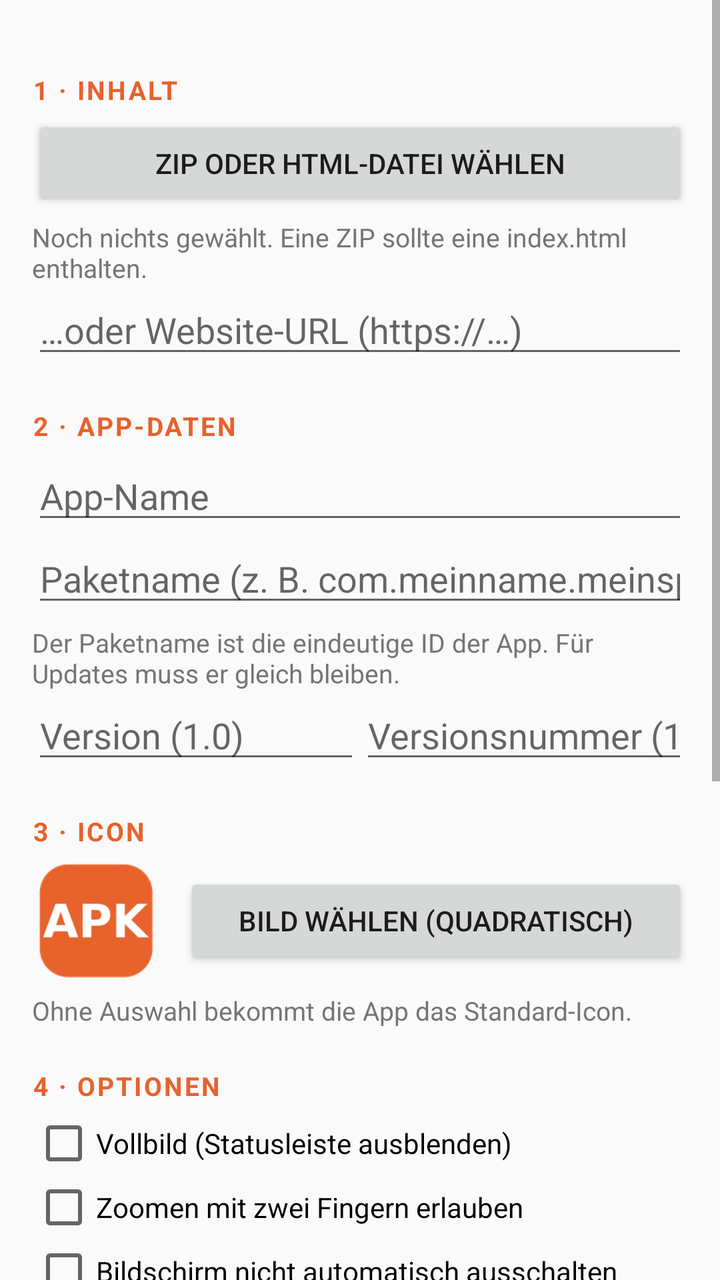
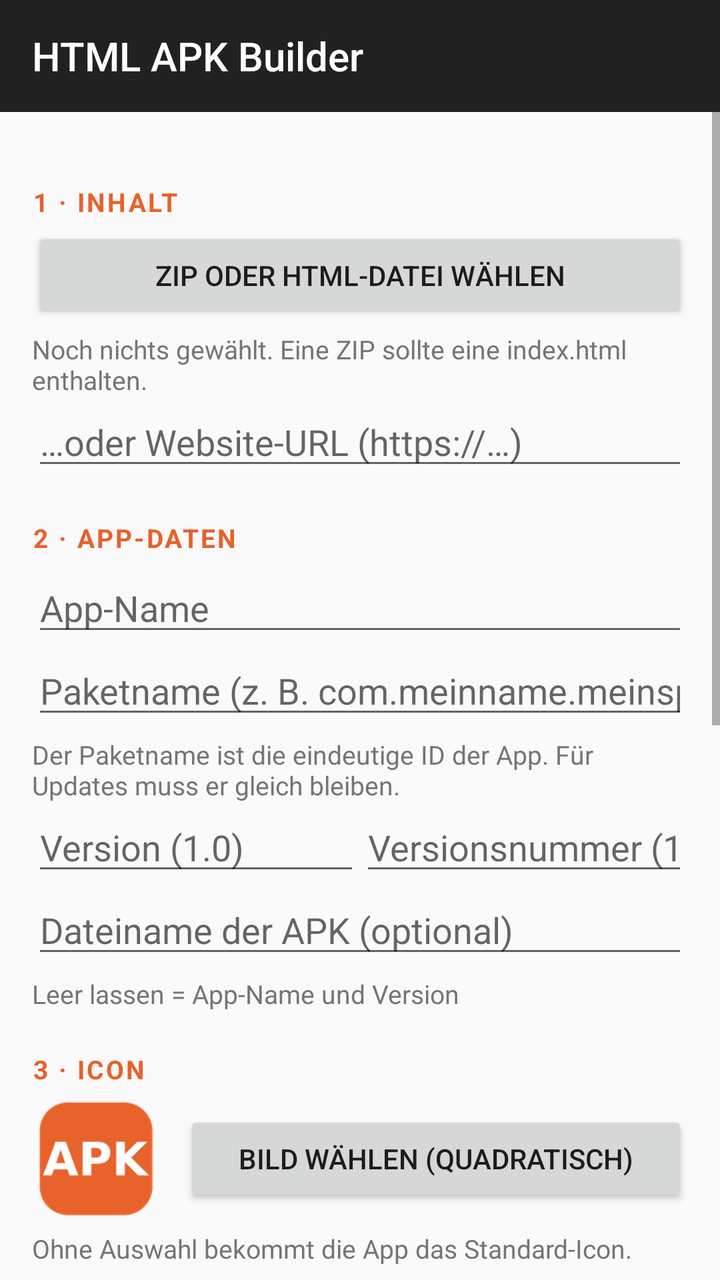

The first picture is an Android layout as it rendered before a commit; the second is the same layout after the commit. The layout source and the unified diff follow.
<!-- AndroidManifest.xml: application theme AppTheme -->
<!-- res/layout/activity_main.xml -->
<?xml version="1.0" encoding="utf-8"?>
<ScrollView xmlns:android="http://schemas.android.com/apk/res/android"
    android:layout_width="match_parent"
    android:layout_height="match_parent"
    android:fillViewport="true">

    <LinearLayout
        android:layout_width="match_parent"
        android:layout_height="wrap_content"
        android:orientation="vertical"
        android:padding="16dp">

        
        <TextView style="@style/Section" android:text="1 · Inhalt" />

        <Button
            android:id="@+id/btnPickContent"
            android:layout_width="match_parent"
            android:layout_height="wrap_content"
            android:text="ZIP oder HTML-Datei wählen" />

        <TextView
            android:id="@+id/txtContent"
            style="@style/Hint"
            android:text="Noch nichts gewählt. Eine ZIP sollte eine index.html enthalten." />

        <EditText
            android:id="@+id/editUrl"
            android:layout_width="match_parent"
            android:layout_height="wrap_content"
            android:hint="…oder Website-URL (https://…)"
            android:inputType="textUri"
            android:importantForAutofill="no" />

        
        <TextView style="@style/Section" android:text="2 · App-Daten" />

        <EditText
            android:id="@+id/editName"
            android:layout_width="match_parent"
            android:layout_height="wrap_content"
            android:hint="App-Name"
            android:inputType="textCapSentences"
            android:importantForAutofill="no" />

        <EditText
            android:id="@+id/editPackage"
            android:layout_width="match_parent"
            android:layout_height="wrap_content"
            android:hint="Paketname (z. B. com.meinname.meinspiel)"
            android:inputType="textNoSuggestions"
            android:importantForAutofill="no" />

        <TextView
            style="@style/Hint"
            android:text="Der Paketname ist die eindeutige ID der App. Für Updates muss er gleich bleiben." />

        <LinearLayout
            android:layout_width="match_parent"
            android:layout_height="wrap_content"
            android:orientation="horizontal">

            <EditText
                android:id="@+id/editVersionName"
                android:layout_width="0dp"
                android:layout_height="wrap_content"
                android:layout_weight="1"
                android:hint="Version (1.0)"
                android:inputType="text"
                android:importantForAutofill="no" />

            <EditText
                android:id="@+id/editVersionCode"
                android:layout_width="0dp"
                android:layout_height="wrap_content"
                android:layout_weight="1"
                android:hint="Versionsnummer (1)"
                android:inputType="number"
                android:importantForAutofill="no" />
        </LinearLayout>

        
        <TextView style="@style/Section" android:text="3 · Icon" />

        <LinearLayout
            android:layout_width="match_parent"
            android:layout_height="wrap_content"
            android:gravity="center_vertical"
            android:orientation="horizontal">

            <ImageView
                android:id="@+id/imgIcon"
                android:layout_width="64dp"
                android:layout_height="64dp"
                android:layout_marginEnd="12dp"
                android:contentDescription="Icon-Vorschau"
                android:scaleType="fitCenter"
                android:src="@mipmap/ic_launcher" />

            <Button
                android:id="@+id/btnPickIcon"
                android:layout_width="0dp"
                android:layout_height="wrap_content"
                android:layout_weight="1"
                android:text="Bild wählen (quadratisch)" />
        </LinearLayout>

        <TextView
            android:id="@+id/txtIcon"
            style="@style/Hint"
            android:text="Ohne Auswahl bekommt die App das Standard-Icon." />

        
        <TextView style="@style/Section" android:text="4 · Optionen" />

        <CheckBox
            android:id="@+id/chkFullscreen"
            android:layout_width="wrap_content"
            android:layout_height="wrap_content"
            android:text="Vollbild (Statusleiste ausblenden)" />

        <CheckBox
            android:id="@+id/chkZoom"
            android:layout_width="wrap_content"
            android:layout_height="wrap_content"
            android:text="Zoomen mit zwei Fingern erlauben" />

        <CheckBox
            android:id="@+id/chkKeepScreenOn"
            android:layout_width="wrap_content"
            android:layout_height="wrap_content"
            android:text="Bildschirm nicht automatisch ausschalten" />

        <LinearLayout
            android:layout_width="match_parent"
            android:layout_height="wrap_content"
            android:gravity="center_vertical"
            android:orientation="horizontal">

            <TextView
                android:layout_width="wrap_content"
                android:layout_height="wrap_content"
                android:text="Ausrichtung:" />

            <Spinner
                android:id="@+id/spinOrientation"
                android:layout_width="0dp"
                android:layout_height="wrap_content"
                android:layout_weight="1" />
        </LinearLayout>

        
        <TextView style="@style/Section" android:text="5 · Berechtigungen" />

        <CheckBox
            android:id="@+id/chkPermInternet"
            android:layout_width="wrap_content"
            android:layout_height="wrap_content"
            android:text="Internet / Netzwerk" />
        <CheckBox
            android:id="@+id/chkPermMic"
            android:layout_width="wrap_content"
            android:layout_height="wrap_content"
            android:text="Mikrofon" />
        <CheckBox
            android:id="@+id/chkPermCamera"
            android:layout_width="wrap_content"
            android:layout_height="wrap_content"
            android:text="Kamera" />
        <CheckBox
            android:id="@+id/chkPermLocation"
            android:layout_width="wrap_content"
            android:layout_height="wrap_content"
            android:text="Standort" />
        <CheckBox
            android:id="@+id/chkPermVibrate"
            android:layout_width="wrap_content"
            android:layout_height="wrap_content"
            android:text="Vibration" />

        <TextView
            style="@style/Hint"
            android:text="Die App fragt beim ersten Zugriff aus der Webseite nach (z. B. getUserMedia oder navigator.geolocation). Ohne Internet funktionieren nur die mitgelieferten Dateien." />

        
        <Button
            android:id="@+id/btnBuild"
            android:layout_width="match_parent"
            android:layout_height="56dp"
            android:layout_marginTop="20dp"
            android:backgroundTint="#E8622C"
            android:text="APK bauen"
            android:textColor="#FFFFFF"
            android:textSize="17sp" />

        <ProgressBar
            android:id="@+id/progress"
            style="@android:style/Widget.Material.ProgressBar.Horizontal"
            android:layout_width="match_parent"
            android:layout_height="wrap_content"
            android:indeterminate="true"
            android:visibility="gone" />

        <TextView
            android:id="@+id/txtStatus"
            android:layout_width="match_parent"
            android:layout_height="wrap_content"
            android:layout_marginTop="8dp"
            android:textIsSelectable="true" />

        <LinearLayout
            android:id="@+id/resultButtons"
            android:layout_width="match_parent"
            android:layout_height="wrap_content"
            android:orientation="horizontal"
            android:visibility="gone">

            <Button
                android:id="@+id/btnInstall"
                android:layout_width="0dp"
                android:layout_height="wrap_content"
                android:layout_weight="1"
                android:text="Installieren" />

            <Button
                android:id="@+id/btnSave"
                android:layout_width="0dp"
                android:layout_height="wrap_content"
                android:layout_weight="1"
                android:text="Speichern" />

            <Button
                android:id="@+id/btnShare"
                android:layout_width="0dp"
                android:layout_height="wrap_content"
                android:layout_weight="1"
                android:text="Teilen" />
        </LinearLayout>
    </LinearLayout>
</ScrollView>
<!-- resources referenced by this layout -->
<resources>
  <!-- mipmap ic_launcher: png bitmap (mipmap-hdpi, 4010 bytes) -->
  <style name="Hint">
          <item name="android:layout_width">match_parent</item>
          <item name="android:layout_height">wrap_content</item>
          <item name="android:layout_marginTop">4dp</item>
          <item name="android:textSize">13sp</item>
          <item name="android:textColor">#757575</item>
      </style>
  <style name="Section">
          <item name="android:layout_width">match_parent</item>
          <item name="android:layout_height">wrap_content</item>
          <item name="android:layout_marginTop">20dp</item>
          <item name="android:layout_marginBottom">4dp</item>
          <item name="android:textSize">13sp</item>
          <item name="android:textStyle">bold</item>
          <item name="android:textAllCaps">true</item>
          <item name="android:letterSpacing">0.08</item>
          <item name="android:textColor">#E8622C</item>
      </style>
  <style name="AppTheme" parent="android:Theme.Material.Light.DarkActionBar" />
</resources>

<!-- the commit's change to res/layout/activity_main.xml (unified diff, before → after) -->
@@ -1,7 +1,27 @@
 <?xml version="1.0" encoding="utf-8"?>
-<ScrollView xmlns:android="http://schemas.android.com/apk/res/android"
+<LinearLayout xmlns:android="http://schemas.android.com/apk/res/android"
+    android:id="@+id/root"
     android:layout_width="match_parent"
     android:layout_height="match_parent"
+    android:background="#212121"
+    android:orientation="vertical">
+
+    <Toolbar
+        android:id="@+id/toolbar"
+        android:layout_width="match_parent"
+        android:layout_height="56dp"
+        android:background="#212121"
+        android:theme="@android:style/ThemeOverlay.Material.Dark.ActionBar"
+        android:popupTheme="@android:style/ThemeOverlay.Material.Light"
+        android:title="HTML APK Builder"
+        android:titleTextColor="#FFFFFF" />
+
+<ScrollView
+    android:id="@+id/scroll"
+    android:layout_width="match_parent"
+    android:layout_height="0dp"
+    android:layout_weight="1"
+    android:background="#FAFAFA"
     android:fillViewport="true">
 
     <LinearLayout
@@ -78,6 +98,19 @@
                 android:inputType="number"
                 android:importantForAutofill="no" />
         </LinearLayout>
+
+        <EditText
+            android:id="@+id/editFileName"
+            android:layout_width="match_parent"
+            android:layout_height="wrap_content"
+            android:hint="Dateiname der APK (optional)"
+            android:inputType="textNoSuggestions"
+            android:importantForAutofill="no" />
+
+        <TextView
+            android:id="@+id/txtFileName"
+            style="@style/Hint"
+            android:text="Leer lassen = App-Name und Version" />
 
         
         <TextView style="@style/Section" android:text="3 · Icon" />
@@ -238,3 +271,4 @@
         </LinearLayout>
     </LinearLayout>
 </ScrollView>
+</LinearLayout>
<!-- resource entries referenced after the edit -->
@@ -19,6 +19,9 @@
           <item name="android:letterSpacing">0.08</item>
           <item name="android:textColor">#E8622C</item>
       </style>
-  <style name="AppTheme" parent="android:Theme.Material.Light.DarkActionBar" />
+  <style name="AppTheme" parent="android:Theme.Material.Light.NoActionBar">
+          <item name="android:statusBarColor">#212121</item>
+          <item name="android:navigationBarColor">#212121</item>
+      </style>
 </resources>
 
